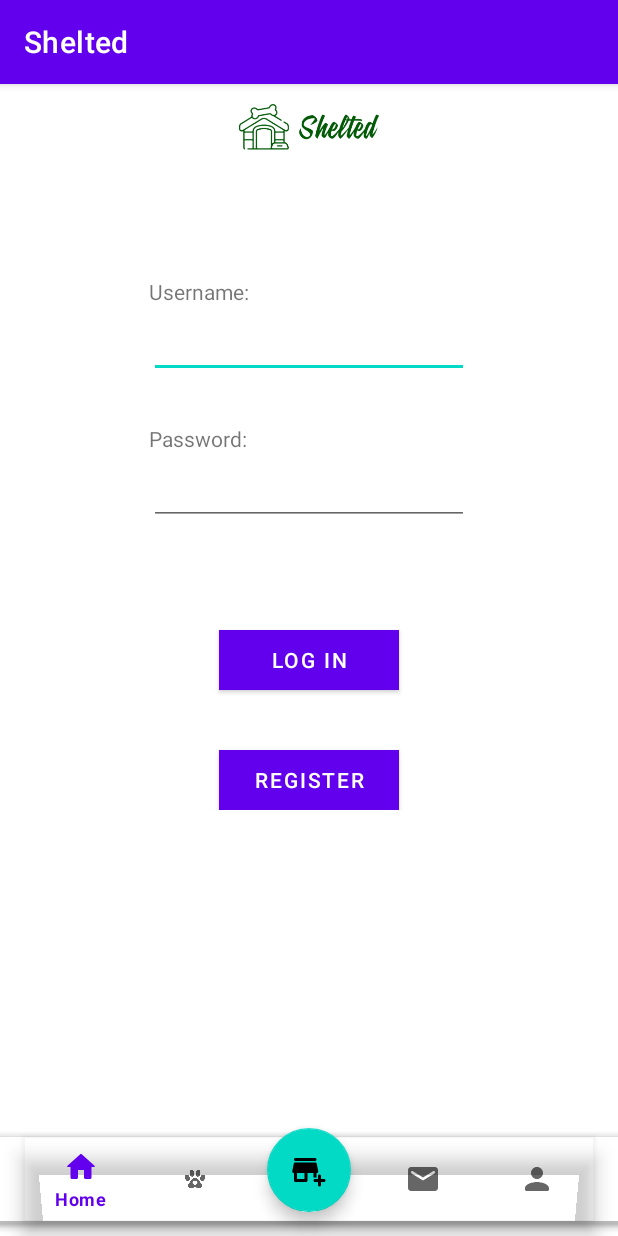
After one commit to AlbertoHdezLado/Shelted, an Android app: the LoggedActivity screen opened directly, with no data from a screen before it, on a phone screen of 412 x 824 dp. The commit adds this screen. Run offline under Robolectric (Android 15) with nearby library versions, the phone set to English and light mode, and no system bars.

Commit message:
Barra inferior & activity logged

```diff
--- a/app/src/main/AndroidManifest.xml
+++ b/app/src/main/AndroidManifest.xml
@@ -10,10 +10,7 @@
         android:supportsRtl="true"
         android:theme="@style/Theme.Shelted">
         <activity
-            android:name=".RegisterActivity"
-            android:exported="false" />
-        <activity
-            android:name=".LoginActivity"
+            android:name=".Activities.LoggedActivity"
             android:exported="false" />
         <activity
             android:name=".MainActivity"
--- /dev/null
+++ b/app/src/main/java/com/example/android/shelted/Activities/LoggedActivity.kt
@@ -0,0 +1,13 @@
+package com.example.android.shelted.Activities
+
+import android.content.Intent
+import androidx.appcompat.app.AppCompatActivity
+import android.os.Bundle
+import com.example.android.shelted.R
+
+class LoggedActivity : AppCompatActivity() {
+    override fun onCreate(savedInstanceState: Bundle?) {
+        super.onCreate(savedInstanceState)
+        setContentView(R.layout.activity_logged)
+    }
+}
--- /dev/null
+++ b/app/src/main/res/layout/activity_logged.xml
@@ -0,0 +1,56 @@
+<?xml version="1.0" encoding="utf-8"?>
+<androidx.constraintlayout.widget.ConstraintLayout
+    xmlns:android="http://schemas.android.com/apk/res/android"
+    xmlns:app="http://schemas.android.com/apk/res-auto"
+    xmlns:tools="http://schemas.android.com/tools"
+    android:layout_width="match_parent"
+    android:layout_height="match_parent">
+
+    <androidx.fragment.app.FragmentContainerView
+        android:id="@+id/main_activity"
+        android:name="com.example.android.shelted.LoginFragment"
+        android:layout_width="wrap_content"
+        android:layout_height="wrap_content"
+        app:layout_constraintEnd_toEndOf="parent"
+        app:layout_constraintStart_toStartOf="parent"
+        app:layout_constraintTop_toTopOf="parent" />
+
+    <com.google.android.material.bottomappbar.BottomAppBar
+        android:id="@+id/bottomAppBar"
+        android:layout_width="match_parent"
+        android:layout_height="wrap_content"
+        android:layout_gravity="bottom"
+        android:layout_marginBottom="10dp"
+        app:layout_constraintBottom_toBottomOf="parent"
+        app:layout_constraintEnd_toEndOf="parent"
+        app:layout_constraintHorizontal_bias="0.0"
+        app:layout_constraintStart_toStartOf="parent"
+        tools:ignore="BottomAppBar">
+
+        <com.google.android.material.bottomnavigation.BottomNavigationView
+            android:id="@+id/bottomNavigationView"
+            android:layout_width="match_parent"
+            android:layout_height="match_parent"
+            android:layout_marginEnd="16dp"
+            android:background="@android:color/transparent"
+            app:menu="@menu/bottom_nav_menu" >
+
+        </com.google.android.material.bottomnavigation.BottomNavigationView>
+
+
+    </com.google.android.material.bottomappbar.BottomAppBar>
+
+    <com.google.android.material.floatingactionbutton.FloatingActionButton
+        android:id="@+id/fab"
+
+        android:layout_width="wrap_content"
+        android:layout_height="wrap_content"
+        android:layout_marginBottom="-50dp"
+        android:src="@drawable/ic_add"
+        app:layout_anchor="@id/bottomAppBar"
+        app:layout_constraintBottom_toTopOf="@+id/bottomAppBar"
+        app:layout_constraintEnd_toEndOf="parent"
+        app:layout_constraintStart_toStartOf="parent" />
+
+
+</androidx.constraintlayout.widget.ConstraintLayout>
--- a/build.gradle
+++ b/build.gradle
@@ -6,7 +6,7 @@ buildscript {
     }
     dependencies {
         classpath "com.android.tools.build:gradle:7.0.3"
-        classpath "org.jetbrains.kotlin:kotlin-gradle-plugin:1.6.10"
+        classpath 'org.jetbrains.kotlin:kotlin-gradle-plugin:1.6.20'
         classpath 'com.google.gms:google-services:4.3.10'
 
         // NOTE: Do not place your application dependencies here; they belong
```
Also changed, not shown: app/src/main/java/com/example/android/shelted/Fragments/LoginFragment.kt (deleted, +0 -57 lines), app/src/main/res/layout/activity_main.xml (+7 -49 lines), app/src/main/res/layout/fragment_register.xml (+8 -63 lines).
